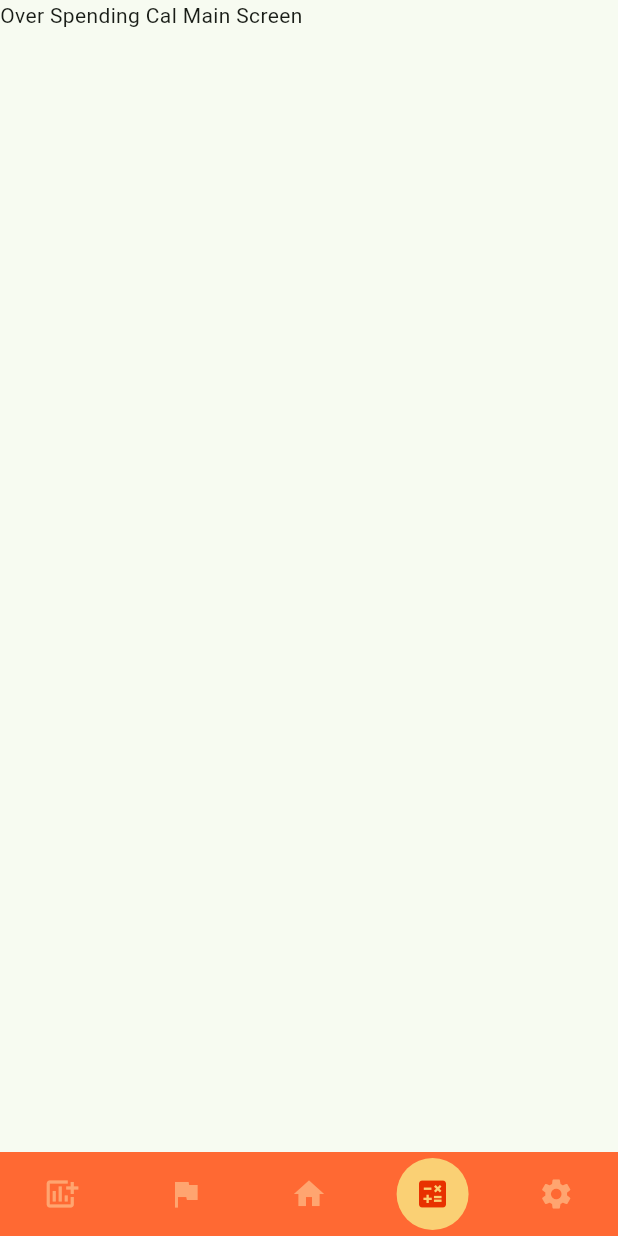
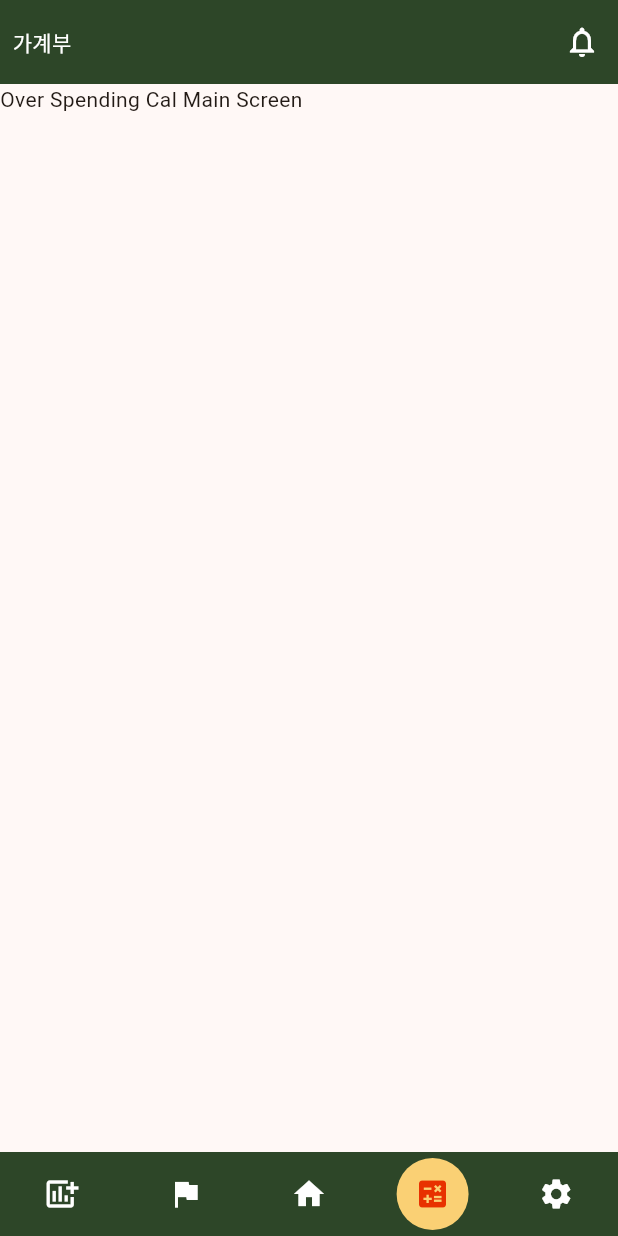
Before and after one commit to joy293/money_record_note, a Flutter app: the screen it shows after launch, on a phone screen of 412 x 824 dp. Run offline on Flutter 3.47's test engine with Material 3 defaults, Android fonts, the phone set to English and light mode, and no system bars; drawn by our look-alikes of flutter_snake_navigationbar; our stand-ins replace get.

Commit message:
💄 Add 메인 앱바

```diff
--- a/lib/main.dart
+++ b/lib/main.dart
@@ -22,16 +22,17 @@ class MoneyRecordNote extends StatefulWidget {
 class _MoneyRecordNoteState extends State<MoneyRecordNote> {
   @override
   Widget build(BuildContext context) {
-    return GetMaterialApp(
+    return SafeArea(child:
+      GetMaterialApp(
       debugShowCheckedModeBanner: false,
       theme: ThemeData(
         colorScheme: ColorScheme.fromSeed(
-            seedColor: mainGreen,
+            seedColor: mainPeach,
         brightness: Brightness.light),
         useMaterial3: true,
       ),
       home: MainBottomNavigationBar(),
-
+      )
     );
   }
 
--- a/lib/ui/home/view/home_main_screen.dart
+++ b/lib/ui/home/view/home_main_screen.dart
@@ -1,4 +1,5 @@
 import 'package:flutter/material.dart';
+import 'package:money_record_note/widget/main_app_bar.dart';
 import 'package:money_record_note/widget/main_bottom_navigation_bar.dart';
 
 class HomeMainScreen extends StatefulWidget {
@@ -12,6 +13,7 @@ class _HomeMainScreenState extends State<HomeMainScreen> {
   @override
   Widget build(BuildContext context) {
     return Scaffold(
+      appBar: MainAppBar(),
       body: Text('Home Main Screen'),
     );
   }
--- a/lib/ui/mypage/view/mypage_main_screen.dart
+++ b/lib/ui/mypage/view/mypage_main_screen.dart
@@ -1,4 +1,5 @@
 import 'package:flutter/material.dart';
+import 'package:money_record_note/widget/main_app_bar.dart';
 import 'package:money_record_note/widget/main_bottom_navigation_bar.dart';
 
 class MyPageMainScreen extends StatefulWidget {
@@ -12,6 +13,7 @@ class _MyPageMainScreenState extends State<MyPageMainScreen> {
   @override
   Widget build(BuildContext context) {
     return Scaffold(
+      appBar: MainAppBar(),
       body: Text('MyPage Main Screen'),
 
     );
--- a/lib/ui/note/view/note_main_screen.dart
+++ b/lib/ui/note/view/note_main_screen.dart
@@ -1,5 +1,5 @@
 import 'package:flutter/material.dart';
-import 'package:money_record_note/widget/main_bottom_navigation_bar.dart';
+import 'package:money_record_note/widget/main_app_bar.dart';
 
 class NoteMainScreen extends StatefulWidget {
   const NoteMainScreen({super.key});
@@ -12,6 +12,7 @@ class _NoteMainScreenState extends State<NoteMainScreen> {
   @override
   Widget build(BuildContext context) {
     return Scaffold(
+      appBar: MainAppBar(),
       body: Text('Note Main Screen'),
     );
   }
--- a/lib/ui/over_spending_cal/view/over_spending_cal_main_screen.dart
+++ b/lib/ui/over_spending_cal/view/over_spending_cal_main_screen.dart
@@ -1,4 +1,5 @@
 import 'package:flutter/material.dart';
+import 'package:money_record_note/widget/main_app_bar.dart';
 import 'package:money_record_note/widget/main_bottom_navigation_bar.dart';
 
 class OverSpendingCalMainScreen extends StatefulWidget {
@@ -12,6 +13,7 @@ class _OverSpendingCalMainScreenState extends State<OverSpendingCalMainScreen> {
   @override
   Widget build(BuildContext context) {
     return Scaffold(
+      appBar: MainAppBar(),
       body: Text('Over Spending Cal Main Screen'),
 
     );
--- a/lib/ui/wish/view/wish_main_screen.dart
+++ b/lib/ui/wish/view/wish_main_screen.dart
@@ -1,5 +1,5 @@
 import 'package:flutter/material.dart';
-import 'package:money_record_note/widget/main_bottom_navigation_bar.dart';
+import 'package:money_record_note/widget/main_app_bar.dart';
 
 class WishMainScreen extends StatefulWidget {
   const WishMainScreen({super.key});
@@ -12,6 +12,7 @@ class _WishMainScreenState extends State<WishMainScreen> {
   @override
   Widget build(BuildContext context) {
     return Scaffold(
+      appBar: MainAppBar(),
       body: Text('Wish Main Screen'),
     );
   }
--- /dev/null
+++ b/lib/widget/main_app_bar.dart
@@ -0,0 +1,33 @@
+import 'package:flutter/material.dart';
+import 'package:money_record_note/assets/colors/color.dart';
+
+class MainAppBar extends StatefulWidget implements PreferredSizeWidget {
+  const MainAppBar({super.key});
+
+  @override
+  State<MainAppBar> createState() => _MainAppBarState();
+
+  @override
+  Size get preferredSize => Size.fromHeight(kToolbarHeight);
+}
+
+class _MainAppBarState extends State<MainAppBar> {
+  @override
+  Widget build(BuildContext context) {
+    return AppBar(
+      backgroundColor: mainGreen,
+      leading: Center(
+          child: Text('가계부',
+          style: TextStyle(color: Colors.white),
+          )),
+      actions: [
+        IconButton(
+            onPressed: () {  },
+            icon: Icon(Icons.notifications_none,
+              color: Colors.white)
+
+        )
+      ],
+    );
+  }
+}
--- a/lib/widget/main_bottom_navigation_bar.dart
+++ b/lib/widget/main_bottom_navigation_bar.dart
@@ -51,11 +51,11 @@ class _MainBottomNavigationBarState extends State<MainBottomNavigationBar> {
         body: pages[bottomNavigationBarController.tabIndex.value],
         bottomNavigationBar: SnakeNavigationBar.color(
       snakeShape: SnakeShape.circle,
-      backgroundColor: mainOrange,
+      backgroundColor: mainGreen,
       shape: LinearBorder.bottom(),
       snakeViewColor: mainYellow,
       selectedItemColor: mainRed,
-      unselectedItemColor: mainPeach,
+      unselectedItemColor: Colors.white,
       showUnselectedLabels: false,
       showSelectedLabels: false,
 
```
